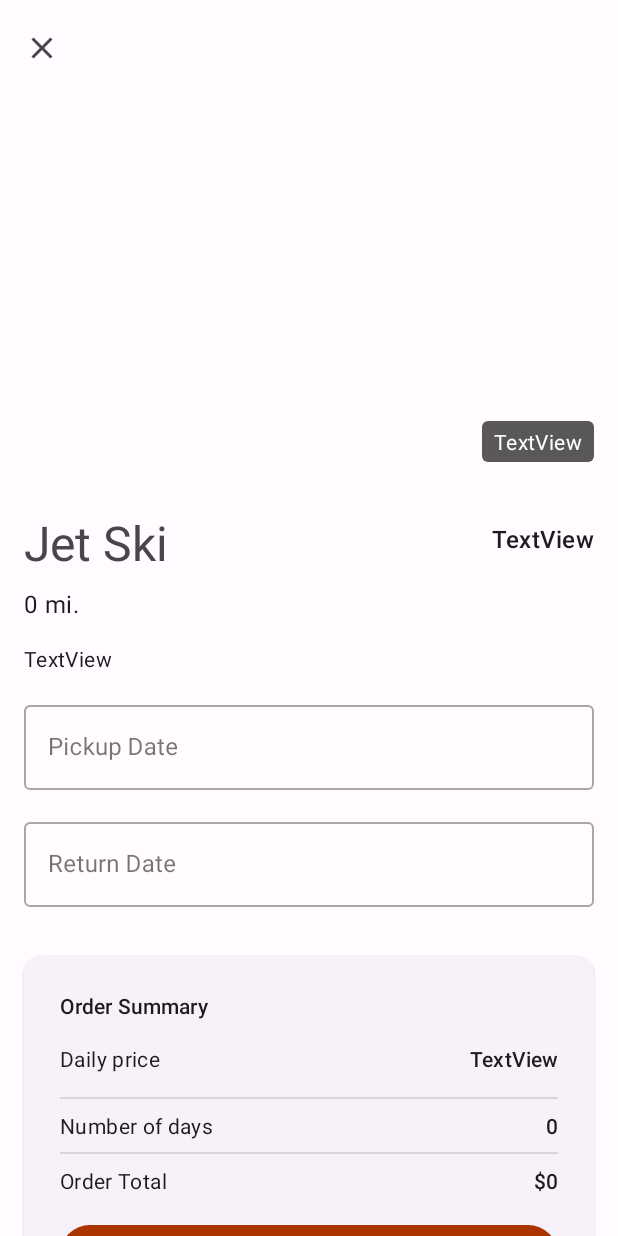
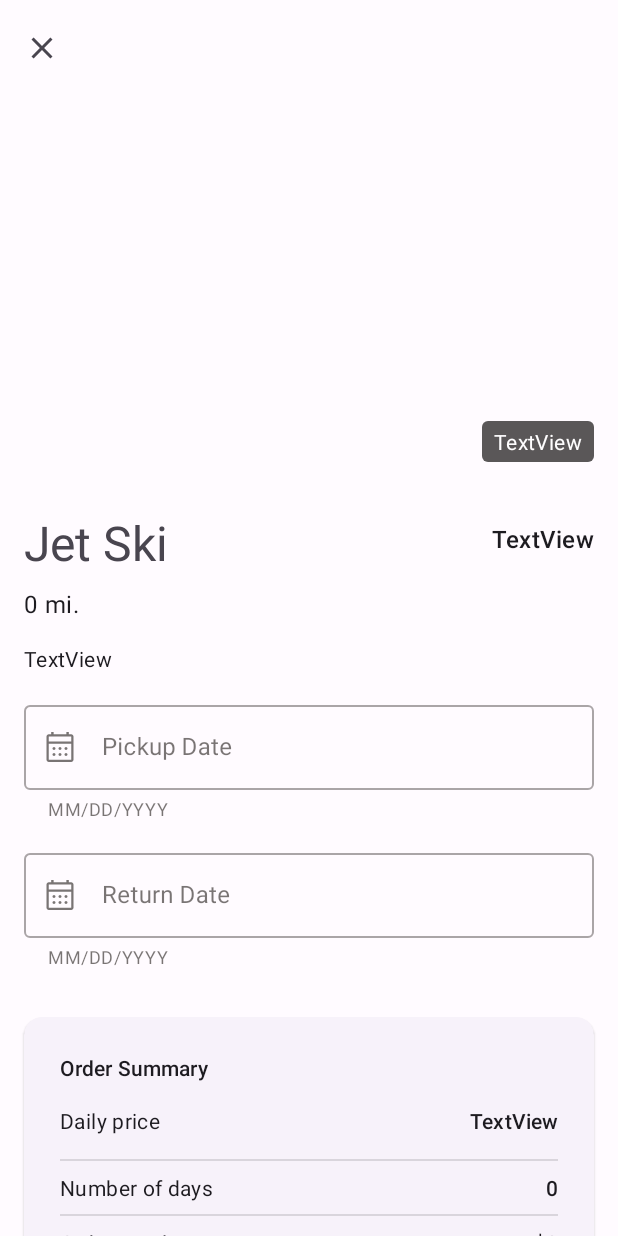
Before and after one commit to joshuabello2550/XPVehicles, an Android app: the VehicleDetailsActivity screen opened directly, with no data from a screen before it, on a phone screen of 412 x 824 dp. Run offline under Robolectric (Android 15) with nearby library versions, the phone set to English and light mode, and no system bars; libraries missing offline, so code that uses them is left out: com.parse, com.stripe.android; 8 statements that could not run were skipped.

Commit message:
Pickup and return date is only date picker, prevent payment from appearing if invalid date range

```diff
--- a/app/src/main/java/com/example/xpvehicles/activities/VehicleDetailsActivity.java
+++ b/app/src/main/java/com/example/xpvehicles/activities/VehicleDetailsActivity.java
@@ -3,11 +3,14 @@ package com.example.xpvehicles.activities;
 import android.annotation.SuppressLint;
 import android.graphics.Color;
 import android.os.Bundle;
+import android.text.InputType;
 import android.util.Log;
+import android.view.MotionEvent;
 import android.view.View;
 import android.widget.Button;
 import android.widget.EditText;
 import android.widget.TextView;
+import android.widget.Toast;
 
 import androidx.appcompat.app.AppCompatActivity;
 import androidx.viewpager2.widget.ViewPager2;
@@ -144,7 +147,25 @@ public class VehicleDetailsActivity extends AppCompatActivity {
     }
 
     private void setPickupDateOnClickListener() {
-        edtPickUpDate.setOnClickListener(v -> {
+        //prevents keyboard from popping up
+        edtPickUpDate.setInputType(InputType.TYPE_NULL);
+        edtPickUpDate.setOnClickListener(new View.OnClickListener() {
+            @Override
+            public void onClick(View v) {
+                displayPickUpDateCalender();
+            }
+        });
+        edtPickUpDate.setOnFocusChangeListener(new View.OnFocusChangeListener() {
+            @Override
+            public void onFocusChange(View v, boolean hasFocus) {
+                if (hasFocus) {
+                    displayPickUpDateCalender();
+                }
+            }
+        });
+    }
+
+    private void displayPickUpDateCalender() {
         CalendarConstraints.Builder calendarConstraintBuilder = new CalendarConstraints.Builder();
         // prevent users form selecting any previous dates from current day
         calendarConstraintBuilder.setValidator(DateValidatorPointForward.now());
@@ -171,18 +192,35 @@ public class VehicleDetailsActivity extends AppCompatActivity {
                 } catch (ParseException e) {
                     Log.e(TAG, "error converting the pickup date into a date object", e);
                 }
-                    resetPickUpDateError();
                 if (checkValidPickUpDate()) {
                     resetPickUpDateError();
                     calculateNumberOfDays();
                 }
             }
         });
+    }
+
+
+    private void setReturnDateOnClickListener() {
+        //prevents keyboard from popping up
+        edtReturnDate.setInputType(InputType.TYPE_NULL);
+        edtReturnDate.setOnClickListener(new View.OnClickListener() {
+            @Override
+            public void onClick(View v) {
+                displayReturnDateCalender();
+            }
+        });
+        edtReturnDate.setOnFocusChangeListener(new View.OnFocusChangeListener() {
+            @Override
+            public void onFocusChange(View v, boolean hasFocus) {
+                if (hasFocus) {
+                    displayReturnDateCalender();
+                }
+            }
         });
     }
 
-    private void setReturnDateOnClickListener() {
-        edtReturnDate.setOnClickListener(v -> {
+    private void displayReturnDateCalender() {
         CalendarConstraints.Builder calendarConstraintBuilder = new CalendarConstraints.Builder();
         // prevent users form selecting any previous dates from current day
         calendarConstraintBuilder.setValidator(DateValidatorPointForward.now());
@@ -209,30 +247,12 @@ public class VehicleDetailsActivity extends AppCompatActivity {
                 } catch (ParseException e) {
                     Log.e(TAG, "error converting the return date into a date object", e);
                 }
-                    resetReturnDateError();
                 if (checkValidReturnDate()) {
                     resetReturnDateError();
                     calculateNumberOfDays();
                 }
             }
         });
-        });
-    }
-
-    private void calculateNumberOfDays() {
-        if (pickupDate != null && returnDate != null) {
-            int conversionDifference = 1;
-            int conversionFactor = (1000 * 60 * 60 * 24);
-            int numberOfRentDays = (int) ((returnDate.getTime() - pickupDate.getTime()) / (conversionFactor)) + conversionDifference;
-            tvOrderSummaryNumberOfDays.setText(String.valueOf(numberOfRentDays));
-            calculateOrderTotal(numberOfRentDays);
-        }
-    }
-
-    private void calculateOrderTotal(int numberOfRentDays) {
-        orderTotal = numberOfRentDays * (int) vehicle.getDailyPrice();
-        Log.i(TAG, String.valueOf(orderTotal));
-        tvOrderSummaryOrderTotal.setText("$" + orderTotal);
     }
 
     private Boolean checkValidPickUpDate() {
@@ -253,6 +273,24 @@ public class VehicleDetailsActivity extends AppCompatActivity {
         return validReturnDate;
     }
 
+    private void calculateNumberOfDays() {
+        if (pickupDate != null && returnDate != null) {
+            resetReturnDateError();
+            resetPickUpDateError();
+            int conversionDifference = 1;
+            int conversionFactor = (1000 * 60 * 60 * 24);
+            int numberOfRentDays = (int) ((returnDate.getTime() - pickupDate.getTime()) / (conversionFactor)) + conversionDifference;
+            tvOrderSummaryNumberOfDays.setText(String.valueOf(numberOfRentDays));
+            calculateOrderTotal(numberOfRentDays);
+        }
+    }
+
+    private void calculateOrderTotal(int numberOfRentDays) {
+        orderTotal = numberOfRentDays * (int) vehicle.getDailyPrice();
+        Log.i(TAG, String.valueOf(orderTotal));
+        tvOrderSummaryOrderTotal.setText("$" + orderTotal);
+    }
+
     private Boolean checkValidDates() {
         Boolean validDates = true;
         if (pickupDate == null) {
@@ -261,6 +299,10 @@ public class VehicleDetailsActivity extends AppCompatActivity {
         }
         if (returnDate == null) {
             detailsReturnDateOTF.setError("Enter a valid date");
+            validDates =  false;
+        }
+        if (pickupDate != null && returnDate != null && returnDate.getTime() - pickupDate.getTime() < 0) {
+            Toast.makeText(VehicleDetailsActivity.this, "Invalid Pickup or Return date", Toast.LENGTH_SHORT);
             validDates =  false;
         }
         return validDates;
--- /dev/null
+++ b/app/src/main/res/drawable/ic_calendar_month_24.xml
@@ -0,0 +1,10 @@
+<vector xmlns:android="http://schemas.android.com/apk/res/android"
+    android:width="24dp"
+    android:height="24dp"
+    android:viewportWidth="48"
+    android:viewportHeight="48"
+    android:tint="?attr/colorControlNormal">
+  <path
+      android:fillColor="@android:color/white"
+      android:pathData="M16,36Q15.15,36 14.575,35.425Q14,34.85 14,34Q14,33.15 14.575,32.575Q15.15,32 16,32Q16.85,32 17.425,32.575Q18,33.15 18,34Q18,34.85 17.425,35.425Q16.85,36 16,36ZM16,28Q15.15,28 14.575,27.425Q14,26.85 14,26Q14,25.15 14.575,24.575Q15.15,24 16,24Q16.85,24 17.425,24.575Q18,25.15 18,26Q18,26.85 17.425,27.425Q16.85,28 16,28ZM24,36Q23.15,36 22.575,35.425Q22,34.85 22,34Q22,33.15 22.575,32.575Q23.15,32 24,32Q24.85,32 25.425,32.575Q26,33.15 26,34Q26,34.85 25.425,35.425Q24.85,36 24,36ZM24,28Q23.15,28 22.575,27.425Q22,26.85 22,26Q22,25.15 22.575,24.575Q23.15,24 24,24Q24.85,24 25.425,24.575Q26,25.15 26,26Q26,26.85 25.425,27.425Q24.85,28 24,28ZM32,36Q31.15,36 30.575,35.425Q30,34.85 30,34Q30,33.15 30.575,32.575Q31.15,32 32,32Q32.85,32 33.425,32.575Q34,33.15 34,34Q34,34.85 33.425,35.425Q32.85,36 32,36ZM32,28Q31.15,28 30.575,27.425Q30,26.85 30,26Q30,25.15 30.575,24.575Q31.15,24 32,24Q32.85,24 33.425,24.575Q34,25.15 34,26Q34,26.85 33.425,27.425Q32.85,28 32,28ZM9,44Q7.8,44 6.9,43.1Q6,42.2 6,41V10Q6,8.8 6.9,7.9Q7.8,7 9,7H12.25V4H15.5V7H32.5V4H35.75V7H39Q40.2,7 41.1,7.9Q42,8.8 42,10V41Q42,42.2 41.1,43.1Q40.2,44 39,44ZM9,41H39Q39,41 39,41Q39,41 39,41V19.5H9V41Q9,41 9,41Q9,41 9,41ZM9,16.5H39V10Q39,10 39,10Q39,10 39,10H9Q9,10 9,10Q9,10 9,10ZM9,16.5V10Q9,10 9,10Q9,10 9,10Q9,10 9,10Q9,10 9,10V16.5Z"/>
+</vector>
--- a/app/src/main/res/layout/activity_vehicle_details.xml
+++ b/app/src/main/res/layout/activity_vehicle_details.xml
@@ -130,17 +130,20 @@
                     android:layout_width="match_parent"
                     android:layout_height="wrap_content"
                     android:layout_marginTop="16dp"
-                    android:clickable="false"
                     android:hint="Pickup Date"
                     app:counterEnabled="false"
-                    app:errorEnabled="false"
-                    app:passwordToggleEnabled="false">
+                    app:errorEnabled="true"
+                    app:helperText="MM/DD/YYYY"
+                    app:helperTextEnabled="true"
+                    app:passwordToggleEnabled="false"
+                    app:startIconDrawable="@drawable/ic_calendar_month_24">
 
                     <com.google.android.material.textfield.TextInputEditText
                         android:id="@+id/edtPickUpDate"
                         android:layout_width="match_parent"
                         android:layout_height="wrap_content"
                         android:clickable="false"
+                        android:inputType="datetime"
                         android:singleLine="true" />
 
                 </com.google.android.material.textfield.TextInputLayout>
@@ -151,12 +154,17 @@
                     android:layout_width="match_parent"
                     android:layout_height="wrap_content"
                     android:layout_marginTop="16dp"
-                    android:hint="Return Date">
+                    android:hint="Return Date"
+                    app:errorEnabled="true"
+                    app:helperText="MM/DD/YYYY"
+                    app:helperTextEnabled="true"
+                    app:startIconDrawable="@drawable/ic_calendar_month_24">
 
                     <com.google.android.material.textfield.TextInputEditText
                         android:id="@+id/edtReturnDate"
                         android:layout_width="match_parent"
                         android:layout_height="wrap_content"
+                        android:inputType="datetime"
                         android:singleLine="true" />
 
                 </com.google.android.material.textfield.TextInputLayout>
```
Also changed, not shown: app/src/main/res/drawable/ic_calendar_event_24.xml (added, +10 -0 lines). Lines whose indentation alone changed are shown as unchanged.
